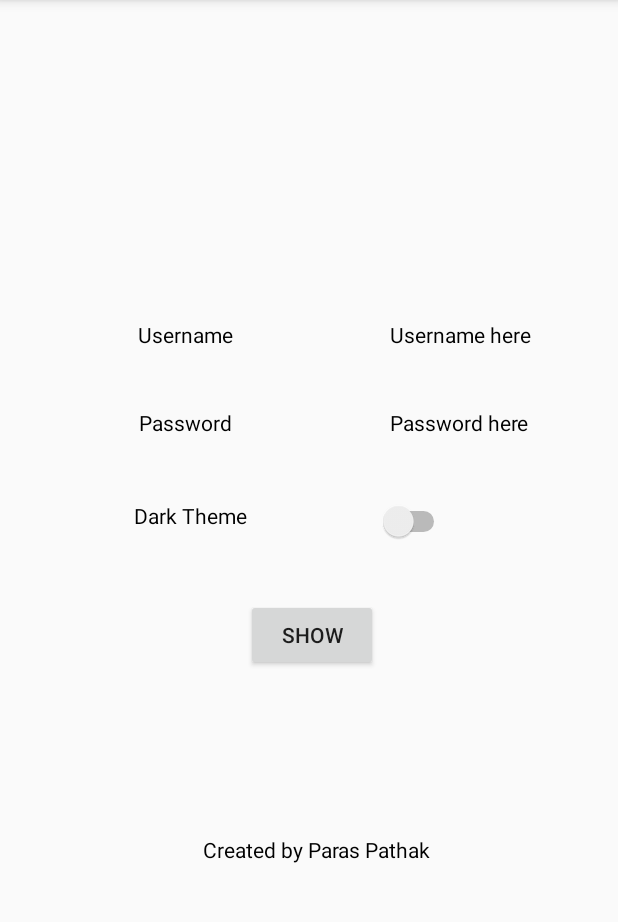
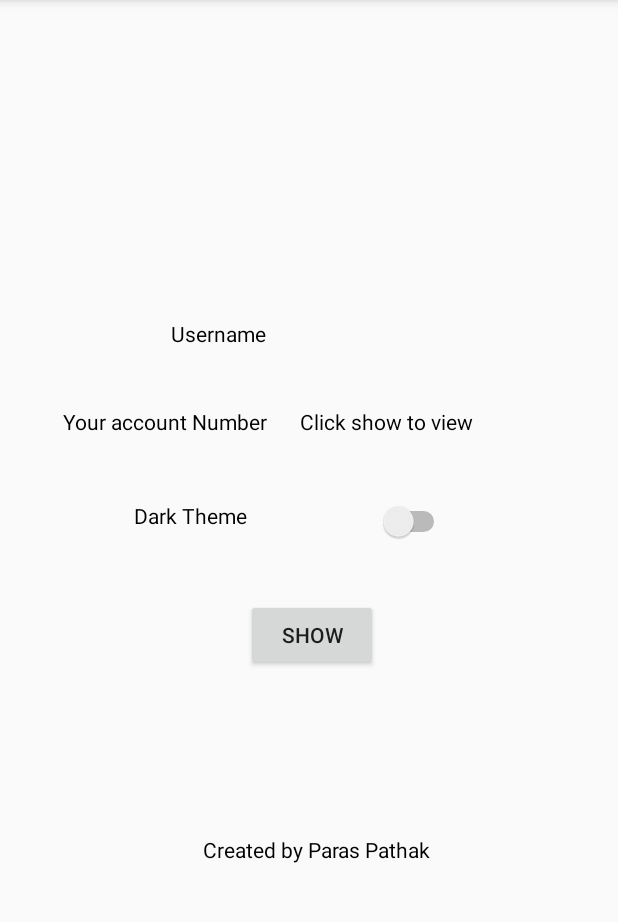
Before and after one commit to paraspathak/Bazar, an Android app: the AccountSettings screen opened directly, with no data from a screen before it, on a phone screen of 412 x 824 dp, the part 84-1006 px from its top. Run offline under Robolectric (Android 15) with nearby library versions, the phone set to English and light mode, and no system bars; our stand-ins replace Firebase (no records; nobody signed in at launch, a user with empty details on screens opened directly).

Commit message:
Account Settings showing user name and ID

```diff
--- a/app/src/main/java/com/example/bazar/AccountSettings.java
+++ b/app/src/main/java/com/example/bazar/AccountSettings.java
@@ -2,12 +2,36 @@ package com.example.bazar;
 
 import android.support.v7.app.AppCompatActivity;
 import android.os.Bundle;
+import android.view.View;
+import android.widget.Button;
+import android.widget.TextView;
+
+import com.google.firebase.auth.FirebaseAuth;
+import com.google.firebase.auth.FirebaseUser;
 
 public class AccountSettings extends AppCompatActivity {
-
+    private String password;
+    TextView pword;
     @Override
     protected void onCreate(Bundle savedInstanceState) {
         super.onCreate(savedInstanceState);
         setContentView(R.layout.activity_account_settings);
+
+        pword = (TextView) findViewById(R.id.settings_password);
+        TextView username = (TextView) findViewById(R.id.settings_username);
+
+        FirebaseUser user = FirebaseAuth.getInstance().getCurrentUser();
+        if(user!=null){
+                username.setText(user.getEmail());
+                password = user.getUid();
+        }
+
+        Button button = (Button) findViewById(R.id.settings_show);
+        button.setOnClickListener(new View.OnClickListener() {
+            @Override
+            public void onClick(View v) {
+                pword.setText(password);
+            }
+        });
     }
 }
--- a/app/src/main/res/layout/activity_account_settings.xml
+++ b/app/src/main/res/layout/activity_account_settings.xml
@@ -24,29 +24,26 @@
             android:id="@+id/settings_username"
             android:layout_width="wrap_content"
             android:layout_height="wrap_content"
-            android:layout_marginStart="244dp"
-            android:layout_marginTop="8dp"
-            android:layout_marginBottom="8dp"
+            android:layout_marginStart="184dp"
+            android:layout_marginTop="40dp"
             android:text="Username here"
             android:textColor="@color/headlines"
-            app:layout_constraintBottom_toBottomOf="parent"
             app:layout_constraintStart_toStartOf="parent"
-            app:layout_constraintTop_toTopOf="parent"
-            app:layout_constraintVertical_bias="0.062" />
+            app:layout_constraintTop_toTopOf="parent" />
 
         <TextView
             android:id="@+id/settings_password"
             android:layout_width="wrap_content"
             android:layout_height="wrap_content"
-            android:layout_marginStart="244dp"
+            android:layout_marginStart="184dp"
             android:layout_marginTop="8dp"
             android:layout_marginBottom="8dp"
-            android:text="Password here"
+            android:text="Click show to view"
             android:textColor="@color/headlines"
             app:layout_constraintBottom_toBottomOf="parent"
             app:layout_constraintStart_toStartOf="parent"
             app:layout_constraintTop_toTopOf="parent"
-            app:layout_constraintVertical_bias="0.174" />
+            app:layout_constraintVertical_bias="0.173" />
 
         <TextView
             android:id="@+id/textView5"
@@ -90,14 +87,14 @@
             android:layout_marginTop="8dp"
             android:layout_marginEnd="8dp"
             android:layout_marginBottom="8dp"
-            android:text="Password"
+            android:text="Your account Number"
             android:textColor="@color/headlines"
             app:layout_constraintBottom_toBottomOf="parent"
             app:layout_constraintEnd_toEndOf="parent"
-            app:layout_constraintHorizontal_bias="0.227"
+            app:layout_constraintHorizontal_bias="0.079"
             app:layout_constraintStart_toStartOf="parent"
             app:layout_constraintTop_toTopOf="parent"
-            app:layout_constraintVertical_bias="0.174" />
+            app:layout_constraintVertical_bias="0.173" />
 
         <TextView
             android:id="@+id/textView6"
@@ -111,10 +108,10 @@
             android:textColor="@color/headlines"
             app:layout_constraintBottom_toBottomOf="parent"
             app:layout_constraintEnd_toEndOf="parent"
-            app:layout_constraintHorizontal_bias="0.227"
+            app:layout_constraintHorizontal_bias="0.301"
             app:layout_constraintStart_toStartOf="parent"
             app:layout_constraintTop_toTopOf="parent"
-            app:layout_constraintVertical_bias="0.062" />
+            app:layout_constraintVertical_bias="0.061" />
 
         <Switch
             android:id="@+id/settings_theme"
```
